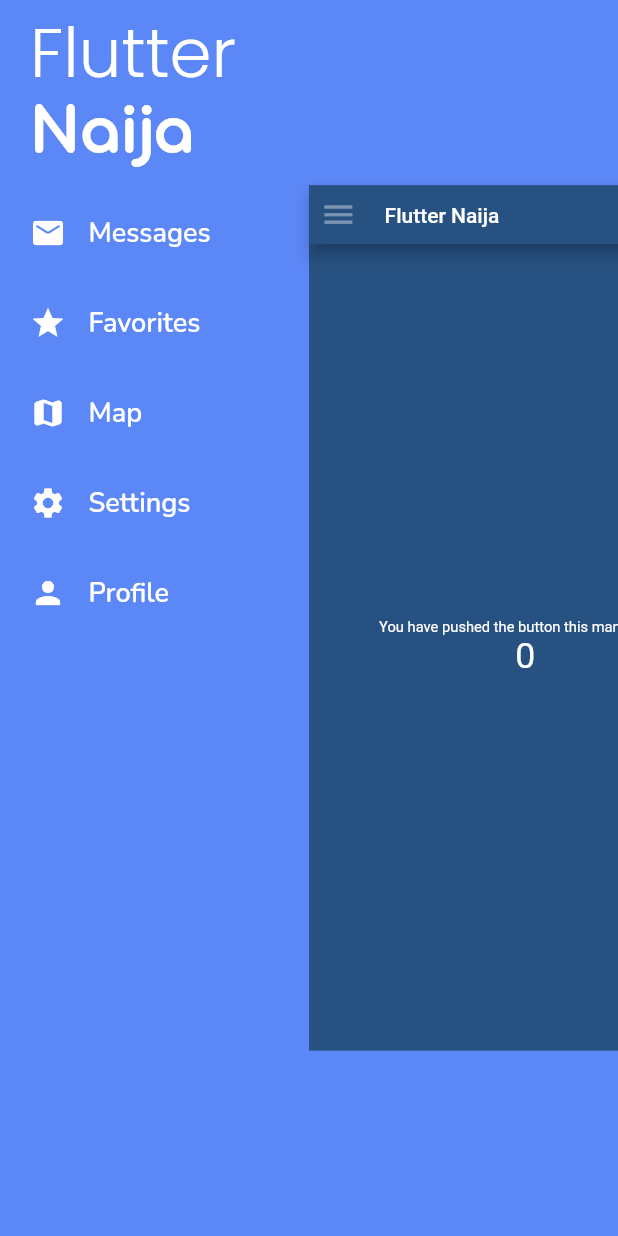
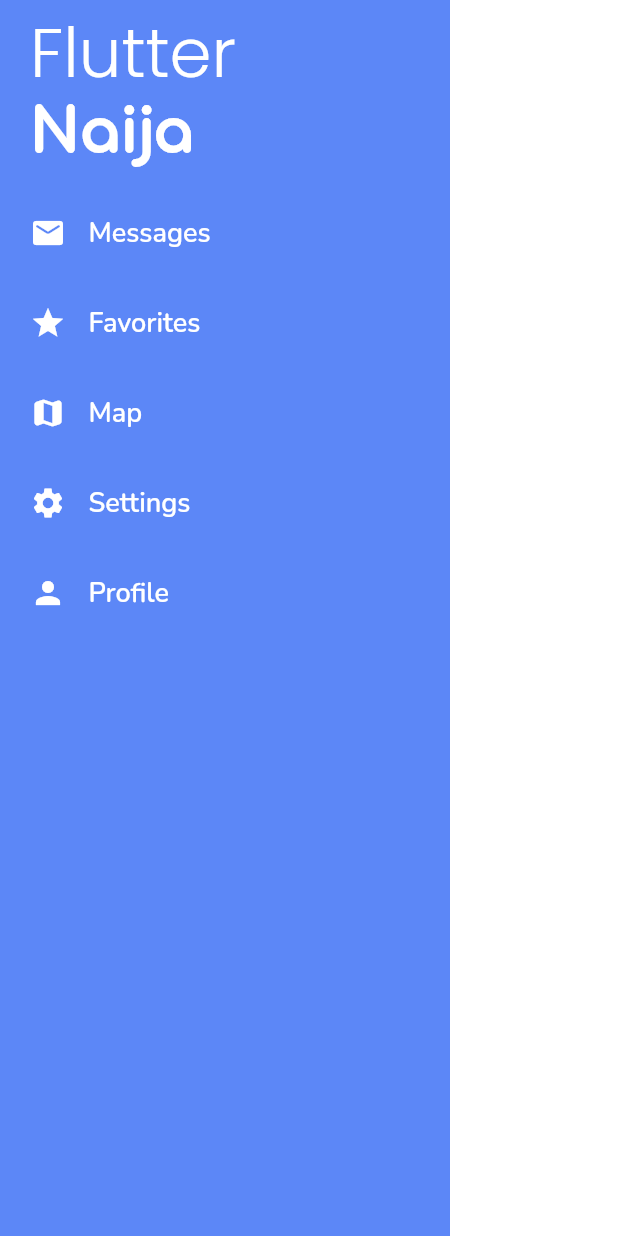
Before and after one commit to josh-umahi/complex_ui_practice, a Flutter app: the screen it shows after launch, after a tap on the "menu" icon, on a phone screen of 412 x 824 dp. Run offline on Flutter 3.47's test engine with Material 2 defaults, Android fonts, the phone set to English and light mode, and no system bars; our stand-ins replace google_fonts.

Commit message:
Second animation complete

```diff
--- /dev/null
+++ b/lib/constants.dart
@@ -0,0 +1,6 @@
+import 'package:flutter/material.dart';
+
+abstract class ColorConstants {
+  static const Color primary = Color(0xFF5C87F7);
+  static const Color secondary = Color(0xFF275181);
+}
--- /dev/null
+++ b/lib/counter_page.dart
@@ -0,0 +1,77 @@
+import 'package:flutter/material.dart';
+import 'package:flutter/services.dart';
+
+import 'constants.dart';
+
+class CounterPage extends StatefulWidget {
+  final Function()? onMenuIconClick;
+  final Function()? onPageClick;
+
+  CounterPage({
+    this.onMenuIconClick,
+    this.onPageClick,
+  }) {
+    assert(onMenuIconClick != null || onPageClick != null);
+  }
+
+  @override
+  _CounterPageState createState() => _CounterPageState();
+}
+
+class _CounterPageState extends State<CounterPage> {
+  int _counter = 0;
+
+  void _incrementCounter() {
+    setState(() {
+      _counter++;
+    });
+  }
+
+  @override
+  Widget build(BuildContext context) {
+    return AnnotatedRegion<SystemUiOverlayStyle>(
+      value: SystemUiOverlayStyle.light,
+      child: GestureDetector(
+        onTap: widget.onPageClick,
+        child: Scaffold(
+          backgroundColor: ColorConstants.secondary,
+          appBar: AppBar(
+            backgroundColor: ColorConstants.secondary,
+            leading: IconButton(
+              onPressed: widget.onMenuIconClick,
+              icon: Icon(
+                Icons.menu,
+                size: 35,
+              ),
+            ),
+            title: Text("Flutter Naija"),
+          ),
+          body: Center(
+            child: Column(
+              mainAxisAlignment: MainAxisAlignment.center,
+              children: <Widget>[
+                Text(
+                  'You have pushed the button this many times:',
+                  style: TextStyle(color: Colors.white),
+                ),
+                Text(
+                  '$_counter',
+                  style: Theme.of(context)
+                      .textTheme
+                      .headline4!
+                      .copyWith(color: Colors.white),
+                ),
+              ],
+            ),
+          ),
+          floatingActionButton: FloatingActionButton(
+            backgroundColor: ColorConstants.primary,
+            onPressed: _incrementCounter,
+            tooltip: 'Increment',
+            child: Icon(Icons.add, color: Colors.white),
+          ),
+        ),
+      ),
+    );
+  }
+}
--- a/lib/custom_drawer_animation.dart
+++ b/lib/custom_drawer_animation.dart
@@ -1,9 +1,7 @@
+import 'package:complex_ui_practice/my_drawer.dart';
 import 'package:flutter/material.dart';
-import 'package:flutter/services.dart';
-import 'package:google_fonts/google_fonts.dart';
 
-const primaryColor = Color(0xFF5C87F7);
-const secondaryColor = Color(0xFF275181);
+import 'counter_page.dart';
 
 class CustomDrawerApp extends StatefulWidget {
   const CustomDrawerApp({Key? key}) : super(key: key);
@@ -14,7 +12,12 @@ class CustomDrawerApp extends StatefulWidget {
 
 class _CustomDrawerAppState extends State<CustomDrawerApp>
     with SingleTickerProviderStateMixin {
+  static const double maxSlide = 225;
+  static const double minDragStartEdge = 60;
+  static const double maxDragStartEdge = maxSlide - 16;
+
   late AnimationController _animationController;
+  bool _canBeDragged = false;
 
   @override
   void initState() {
@@ -23,38 +26,53 @@ class _CustomDrawerAppState extends State<CustomDrawerApp>
         AnimationController(vsync: this, duration: Duration(milliseconds: 250));
   }
 
-  void _toggle() {
-    _animationController.isDismissed
-        ? _animationController.forward()
-        : _animationController.reverse();
-  }
+  void close() => _animationController.reverse();
+
+  void open() => _animationController.forward();
+
+  void _toggleDrawer() => _animationController.isCompleted ? close() : open();
 
   void _onDragStart(DragStartDetails details) {
-    _animationController.isDismissed
-        ? _animationController.forward()
-        : _animationController.reverse();
+    bool isDragOpenFromLeft = _animationController.isDismissed &&
+        details.globalPosition.dx < minDragStartEdge;
+    bool isDragCloseFromRight = _animationController.isCompleted &&
+        details.globalPosition.dx > maxDragStartEdge;
+
+    _canBeDragged = isDragOpenFromLeft || isDragCloseFromRight;
   }
 
   void _onDragUpdate(DragUpdateDetails details) {
-    _animationController.isDismissed
-        ? _animationController.forward()
-        : _animationController.reverse();
+    if (_canBeDragged) {
+      double delta = details.primaryDelta! / maxSlide;
+      _animationController.value += delta;
+    }
   }
 
   void _onDragEnd(DragEndDetails details) {
-    _animationController.isDismissed
-        ? _animationController.forward()
-        : _animationController.reverse();
+    //I have no idea what it means, copied from Drawer
+    double _kMinFlingVelocity = 365.0;
+
+    if (_animationController.isDismissed || _animationController.isCompleted) {
+      return;
+    }
+    if (details.velocity.pixelsPerSecond.dx.abs() >= _kMinFlingVelocity) {
+      double visualVelocity = details.velocity.pixelsPerSecond.dx /
+          MediaQuery.of(context).size.width;
+
+      _animationController.fling(velocity: visualVelocity);
+    } else if (_animationController.value < 0.5) {
+      close();
+    } else {
+      open();
+    }
   }
 
   @override
   Widget build(BuildContext context) {
-    final deviceWidth = MediaQuery.of(context).size.width;
-
     return AnimatedBuilder(
       animation: _animationController,
       builder: (context, _) {
-        double slide = (deviceWidth / 2) * _animationController.value;
+        double slide = maxSlide * _animationController.value;
         double scale = 1 - (_animationController.value * 0.3);
 
         return GestureDetector(
@@ -63,15 +81,15 @@ class _CustomDrawerAppState extends State<CustomDrawerApp>
           onHorizontalDragEnd: _onDragEnd,
           child: Stack(
             children: [
-              CustomDrawer(),
+              MyDrawer(),
               Transform(
                 transform: Matrix4.identity()
                   ..translate(slide)
                   ..scale(scale),
                 alignment: Alignment.centerLeft,
                 child: _animationController.isCompleted
-                    ? CounterPage(onPageClick: _toggle)
-                    : CounterPage(onMenuIconClick: _toggle),
+                    ? CounterPage(onPageClick: _toggleDrawer)
+                    : CounterPage(onMenuIconClick: _toggleDrawer),
               ),
             ],
           ),
@@ -80,173 +98,3 @@ class _CustomDrawerAppState extends State<CustomDrawerApp>
     );
   }
 }
-
-class CustomDrawer extends StatelessWidget {
-  @override
-  Widget build(BuildContext context) {
-    return AnnotatedRegion<SystemUiOverlayStyle>(
-      value: SystemUiOverlayStyle.light,
-      child: Scaffold(
-        body: Container(
-          width: double.infinity,
-          color: primaryColor,
-          child: SafeArea(
-            child: Padding(
-              padding: const EdgeInsets.only(left: 20),
-              child: Column(
-                crossAxisAlignment: CrossAxisAlignment.start,
-                children: [
-                  SizedBox(height: 25),
-                  Text(
-                    "Flutter",
-                    style: GoogleFonts.poppins(
-                      fontSize: 45,
-                      fontWeight: FontWeight.w300,
-                      color: Colors.white,
-                      height: 0.8,
-                    ),
-                  ),
-                  SizedBox(height: 15),
-                  Text(
-                    "Naija",
-                    style: GoogleFonts.comfortaa(
-                      fontSize: 40,
-                      fontWeight: FontWeight.w900,
-                      color: Colors.white,
-                      height: 0.8,
-                    ),
-                  ),
-                  MenuItem(
-                    title: "Messages",
-                    icon: Icons.markunread_rounded,
-                  ),
-                  MenuItem(
-                    title: "Favorites",
-                    icon: Icons.star_sharp,
-                  ),
-                  MenuItem(
-                    title: "Map",
-                    icon: Icons.map_rounded,
-                  ),
-                  MenuItem(
-                    title: "Settings",
-                    icon: Icons.settings,
-                  ),
-                  MenuItem(
-                    title: "Profile",
-                    icon: Icons.person,
-                  ),
-                ],
-              ),
-            ),
-          ),
-        ),
-      ),
-    );
-  }
-}
-
-class MenuItem extends StatelessWidget {
-  final String title;
-  final IconData icon;
-  const MenuItem({
-    required this.title,
-    required this.icon,
-  });
-
-  @override
-  Widget build(BuildContext context) {
-    return Column(
-      children: [
-        SizedBox(height: 35),
-        Row(
-          children: [
-            Icon(icon, color: Colors.white),
-            SizedBox(width: 15),
-            Text(
-              title,
-              style: GoogleFonts.nunito(
-                fontSize: 18,
-                fontWeight: FontWeight.w600,
-                color: Colors.white,
-              ),
-            ),
-          ],
-        ),
-      ],
-    );
-  }
-}
-
-class CounterPage extends StatefulWidget {
-  final Function()? onMenuIconClick;
-  final Function()? onPageClick;
-
-  CounterPage({
-    this.onMenuIconClick,
-    this.onPageClick,
-  }) {
-    assert(onMenuIconClick != null || onPageClick != null);
-  }
-
-  @override
-  _CounterPageState createState() => _CounterPageState();
-}
-
-class _CounterPageState extends State<CounterPage> {
-  int _counter = 0;
-
-  void _incrementCounter() {
-    setState(() {
-      _counter++;
-    });
-  }
-
-  @override
-  Widget build(BuildContext context) {
-    return AnnotatedRegion<SystemUiOverlayStyle>(
-      value: SystemUiOverlayStyle.light,
-      child: GestureDetector(
-        onTap: widget.onPageClick,
-        child: Scaffold(
-          backgroundColor: secondaryColor,
-          appBar: AppBar(
-            backgroundColor: secondaryColor,
-            leading: IconButton(
-              onPressed: widget.onMenuIconClick,
-              icon: Icon(
-                Icons.menu,
-                size: 35,
-              ),
-            ),
-            title: Text("Flutter Naija"),
-          ),
-          body: Center(
-            child: Column(
-              mainAxisAlignment: MainAxisAlignment.center,
-              children: <Widget>[
-                Text(
-                  'You have pushed the button this many times:',
-                  style: TextStyle(color: Colors.white),
-                ),
-                Text(
-                  '$_counter',
-                  style: Theme.of(context)
-                      .textTheme
-                      .headline4!
-                      .copyWith(color: Colors.white),
-                ),
-              ],
-            ),
-          ),
-          floatingActionButton: FloatingActionButton(
-            backgroundColor: primaryColor,
-            onPressed: _incrementCounter,
-            tooltip: 'Increment',
-            child: Icon(Icons.add, color: Colors.white),
-          ),
-        ),
-      ),
-    );
-  }
-}
--- /dev/null
+++ b/lib/drawer_3d_animation.dart
@@ -0,0 +1,176 @@
+import 'dart:math';
+
+import 'package:flutter/material.dart';
+import 'package:flutter/services.dart';
+import 'package:google_fonts/google_fonts.dart';
+
+import 'constants.dart';
+import 'counter_page.dart';
+import 'my_drawer.dart';
+
+class Drawer3dApp extends StatefulWidget {
+  const Drawer3dApp({Key? key}) : super(key: key);
+
+  @override
+  _Drawer3dAppState createState() => _Drawer3dAppState();
+}
+
+class _Drawer3dAppState extends State<Drawer3dApp>
+    with SingleTickerProviderStateMixin {
+  static const double maxSlide = 300;
+
+  late AnimationController _animationController;
+  bool _canBeDragged = false;
+
+  @override
+  void initState() {
+    super.initState();
+    _animationController =
+        AnimationController(vsync: this, duration: Duration(milliseconds: 500));
+  }
+
+  void close() => _animationController.reverse();
+
+  void open() => _animationController.forward();
+
+  void _toggleDrawer() => _animationController.isCompleted ? close() : open();
+
+  void _onDragStart(DragStartDetails details) {
+    bool isDragOpenFromLeft = _animationController.isDismissed;
+    bool isDragCloseFromRight = _animationController.isCompleted;
+    _canBeDragged = isDragOpenFromLeft || isDragCloseFromRight;
+  }
+
+  void _onDragUpdate(DragUpdateDetails details) {
+    if (_canBeDragged) {
+      double delta = details.primaryDelta! / maxSlide;
+      _animationController.value += delta;
+    }
+  }
+
+  void _onDragEnd(DragEndDetails details) {
+    //I have no idea what it means, copied from Drawer
+    double _kMinFlingVelocity = 365.0;
+
+    if (_animationController.isDismissed || _animationController.isCompleted) {
+      return;
+    }
+    if (details.velocity.pixelsPerSecond.dx.abs() >= _kMinFlingVelocity) {
+      double visualVelocity = details.velocity.pixelsPerSecond.dx /
+          MediaQuery.of(context).size.width;
+
+      _animationController.fling(velocity: visualVelocity);
+    } else if (_animationController.value < 0.5) {
+      _animationController.reverse();
+    } else {
+      _animationController.forward();
+    }
+  }
+
+  @override
+  Widget build(BuildContext context) {
+    return AnimatedBuilder(
+      animation: _animationController,
+      builder: (context, _) {
+        return GestureDetector(
+          onHorizontalDragStart: _onDragStart,
+          onHorizontalDragUpdate: _onDragUpdate,
+          onHorizontalDragEnd: _onDragEnd,
+          onTap: _toggleDrawer,
+          child: Stack(
+            // TODO: Most important info is down here
+            children: [
+              Transform.translate(
+                offset: Offset(maxSlide * (_animationController.value - 1), 0),
+                child: Transform(
+                  transform: Matrix4.identity()
+                    ..setEntry(3, 2, 0.001)
+                    ..rotateY(pi / 2 * (1 - _animationController.value)),
+                  alignment: Alignment.centerRight,
+                  child: MyDrawer2(),
+                ),
+              ),
+              Transform.translate(
+                offset: Offset(maxSlide * _animationController.value, 0),
+                child: Transform(
+                  transform: Matrix4.identity()
+                    ..setEntry(3, 2, 0.001)
+                    ..rotateY(-pi * (_animationController.value / 2)),
+                  alignment: Alignment.centerLeft,
+                  child: CounterPage(onMenuIconClick: _toggleDrawer),
+                ),
+              ),
+            ],
+          ),
+        );
+      },
+    );
+  }
+}
+
+class MyDrawer2 extends StatelessWidget {
+  @override
+  Widget build(BuildContext context) {
+    return SizedBox(
+      width: 300,
+      height: double.infinity,
+      child: Material(
+        color: ColorConstants.primary,
+        child: Padding(
+          padding: const EdgeInsets.only(left: 20),
+          child: SafeArea(
+            child: Theme(
+              data: ThemeData(brightness: Brightness.dark),
+              child: Column(
+                crossAxisAlignment: CrossAxisAlignment.start,
+                mainAxisSize: MainAxisSize.max,
+                children: [
+                  SizedBox(height: 25),
+                  Text(
+                    "Flutter",
+                    style: GoogleFonts.poppins(
+                      fontSize: 45,
+                      fontWeight: FontWeight.w300,
+                      color: Colors.white,
+                      height: 0.8,
+                    ),
+                  ),
+                  SizedBox(height: 15),
+                  Text(
+                    "Naija",
+                    style: GoogleFonts.comfortaa(
+                      fontSize: 40,
+                      fontWeight: FontWeight.w900,
+                      color: Colors.white,
+                      height: 0.8,
+                    ),
+                  ),
+                  MenuItem(
+                    title: "Messages",
+                    icon: Icons.markunread_rounded,
+                  ),
+                  MenuItem(
+                    title: "Favorites",
+                    icon: Icons.star_sharp,
+                  ),
+                  MenuItem(
+                    title: "Map",
+                    icon: Icons.map_rounded,
+                  ),
+                  MenuItem(
+                    title: "Settings",
+                    icon: Icons.settings,
+                  ),
+                  MenuItem(
+                    title: "Profile",
+                    icon: Icons.person,
+                  ),
+                ],
+              ),
+            ),
+          ),
+        ),
+      ),
+    );
+  }
+}
--- a/lib/main.dart
+++ b/lib/main.dart
@@ -1,6 +1,6 @@
 import 'package:flutter/material.dart';
 
-import 'custom_drawer_animation.dart';
+import 'drawer_3d_animation.dart';
 
 void main() {
   runApp(MyApp());
@@ -16,7 +16,8 @@ class MyApp extends StatelessWidget {
         primarySwatch: Colors.blue,
         brightness: Brightness.dark,
       ),
-      home: CustomDrawerApp(),
+      // home: CustomDrawerApp(),
+      home: Drawer3dApp(),
     );
   }
 }
```
Also changed, not shown: lib/my_drawer.dart (added, +102 -0 lines).
